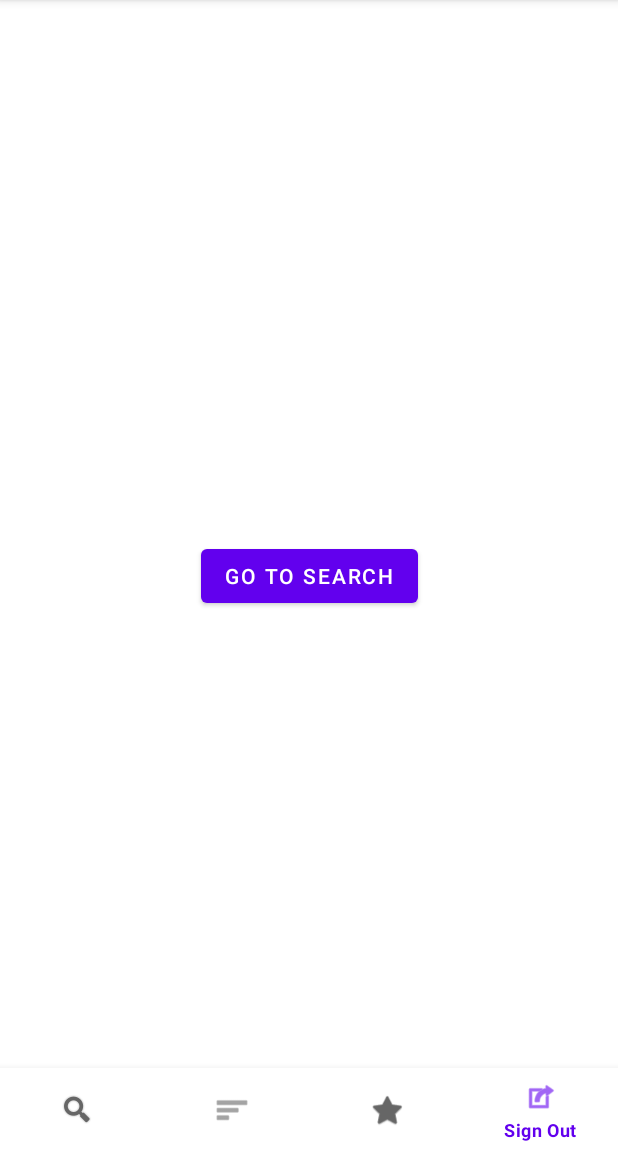
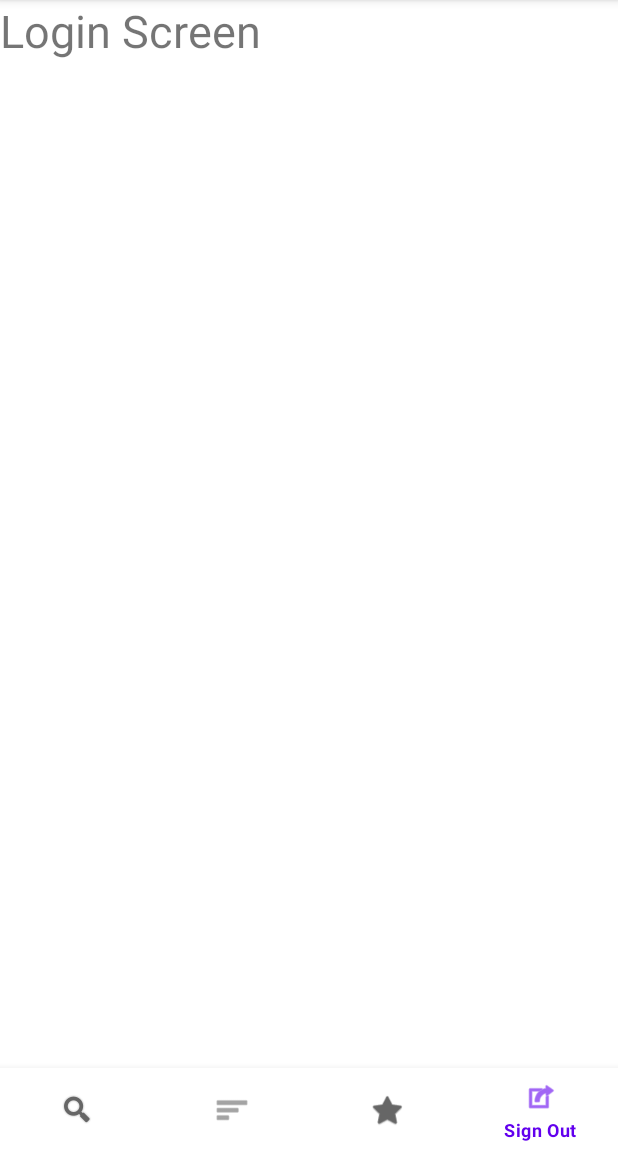
Before and after one commit to OSU-CodePath-Android-Spring-2022/real-estate-app, an Android app: the screen it shows after launch (MainActivity), item 4 of the bottom bar chosen, on a phone screen of 412 x 824 dp, the part 84-1236 px from its top. Run offline under Robolectric (Android 15) with nearby library versions, the phone set to English and light mode, and no system bars.

Commit message:
Create and display fragments

```diff
--- a/app/build.gradle
+++ b/app/build.gradle
@@ -37,6 +37,7 @@ dependencies {
     implementation 'androidx.appcompat:appcompat:1.4.1'
     implementation 'com.google.android.material:material:1.5.0'
     implementation 'androidx.constraintlayout:constraintlayout:2.1.3'
+    implementation 'androidx.legacy:legacy-support-v4:1.0.0'
     testImplementation 'junit:junit:4.13.2'
     androidTestImplementation 'androidx.test.ext:junit:1.1.3'
     androidTestImplementation 'androidx.test.espresso:espresso-core:3.4.0'
--- a/app/src/main/java/com/example/realestateapp/MainActivity.kt
+++ b/app/src/main/java/com/example/realestateapp/MainActivity.kt
@@ -1,42 +1,49 @@
 package com.example.realestateapp
 
-import android.content.Intent
 import androidx.appcompat.app.AppCompatActivity
 import android.os.Bundle
-import android.view.View
-import android.widget.Toast
+import androidx.fragment.app.Fragment
+import androidx.fragment.app.FragmentManager
+import com.example.realestateapp.fragments.LoginFragment
+import com.example.realestateapp.fragments.ResultsFragment
+import com.example.realestateapp.fragments.SearchFragment
+import com.example.realestateapp.fragments.WishlistFragment
 import com.google.android.material.bottomnavigation.BottomNavigationView
 
 class MainActivity : AppCompatActivity() {
     override fun onCreate(savedInstanceState: Bundle?) {
         super.onCreate(savedInstanceState)
         setContentView(R.layout.activity_main)
+
+        val bottomNavigationView: BottomNavigationView = findViewById(R.id.bottom_navigation)
+        val fragmentManager: FragmentManager = supportFragmentManager
+        lateinit var fragmentToShow: Fragment
+
         findViewById<BottomNavigationView>(R.id.bottom_navigation).setOnItemSelectedListener {
             item ->
+
             when (item.itemId) {
                 R.id.action_search -> {
                     // todo: navigate to the search screen
-                    Toast.makeText(this, "Search", Toast.LENGTH_SHORT).show()
+                    fragmentToShow = SearchFragment()
                 }
                 R.id.action_results -> {
                     // todo: navigate to the results screen
-                    Toast.makeText(this, "Results", Toast.LENGTH_SHORT).show()
+                    fragmentToShow = ResultsFragment()
                 }
                 R.id.action_wishlist -> {
                     // todo: navigate to the wishlist screen
-                    Toast.makeText(this, "Wishlist", Toast.LENGTH_SHORT).show()
+                    fragmentToShow = WishlistFragment()
                 }
                 R.id.action_signout -> {
-                    // todo: navigate to the sign out screen
-                    Toast.makeText(this, "Sign Out", Toast.LENGTH_SHORT).show()
+                    // todo: navigate to the login screen
+                    fragmentToShow = LoginFragment()
                 }
             }
+            fragmentManager.beginTransaction().replace(R.id.flContainer, fragmentToShow).commit()
             true
         }
-    }
-
-    fun startSearchActivity(view: View) {
-        val intent = Intent(this, SearchActivity::class.java)
-        startActivity(intent)
+        // Set default fragment to show
+        bottomNavigationView.selectedItemId = R.id.action_search
     }
 }
--- /dev/null
+++ b/app/src/main/java/com/example/realestateapp/fragments/LoginFragment.kt
@@ -0,0 +1,19 @@
+package com.example.realestateapp.fragments
+
+import android.os.Bundle
+import androidx.fragment.app.Fragment
+import android.view.LayoutInflater
+import android.view.View
+import android.view.ViewGroup
+import com.example.realestateapp.R
+
+class LoginFragment : Fragment() {
+
+    override fun onCreateView(
+        inflater: LayoutInflater, container: ViewGroup?,
+        savedInstanceState: Bundle?
+    ): View? {
+        // Inflate the layout for this fragment
+        return inflater.inflate(R.layout.fragment_login, container, false)
+    }
+}
--- /dev/null
+++ b/app/src/main/java/com/example/realestateapp/fragments/SearchFragment.kt
@@ -0,0 +1,25 @@
+package com.example.realestateapp.fragments
+
+import android.content.Intent
+import android.os.Bundle
+import androidx.fragment.app.Fragment
+import android.view.LayoutInflater
+import android.view.View
+import android.view.ViewGroup
+import android.widget.Button
+import com.example.realestateapp.R
+
+class SearchFragment : Fragment() {
+
+    override fun onCreateView(
+        inflater: LayoutInflater, container: ViewGroup?,
+        savedInstanceState: Bundle?
+    ): View? {
+        // Inflate the layout for this fragment
+        return inflater.inflate(R.layout.fragment_search, container, false)
+    }
+
+    override fun onViewCreated(view: View, savedInstanceState: Bundle?) {
+        super.onViewCreated(view, savedInstanceState)
+    }
+}
--- a/app/src/main/res/layout/activity_main.xml
+++ b/app/src/main/res/layout/activity_main.xml
@@ -6,14 +6,13 @@
     android:layout_height="match_parent"
     tools:context=".MainActivity">
 
-    <Button
-        android:layout_width="wrap_content"
-        android:layout_height="wrap_content"
-        android:text="Go To Search"
-        android:onClick="startSearchActivity"
-        app:layout_constraintBottom_toBottomOf="parent"
-        app:layout_constraintLeft_toLeftOf="parent"
-        app:layout_constraintRight_toRightOf="parent"
+    <FrameLayout
+        android:id="@+id/flContainer"
+        android:layout_width="match_parent"
+        android:layout_height="0dp"
+        app:layout_constraintBottom_toTopOf="@+id/bottom_navigation"
+        app:layout_constraintEnd_toEndOf="parent"
+        app:layout_constraintStart_toStartOf="parent"
         app:layout_constraintTop_toTopOf="parent" />
 
     <com.google.android.material.bottomnavigation.BottomNavigationView
--- /dev/null
+++ b/app/src/main/res/layout/fragment_login.xml
@@ -0,0 +1,15 @@
+<?xml version="1.0" encoding="utf-8"?>
+<androidx.constraintlayout.widget.ConstraintLayout xmlns:android="http://schemas.android.com/apk/res/android"
+    xmlns:tools="http://schemas.android.com/tools"
+    android:layout_width="match_parent"
+    android:layout_height="match_parent"
+    tools:context=".fragments.LoginFragment">
+
+    <!-- TODO: Update blank fragment layout -->
+    <TextView
+        android:layout_width="match_parent"
+        android:layout_height="match_parent"
+        android:text="Login Screen"
+        android:textSize="30sp" />
+
+</androidx.constraintlayout.widget.ConstraintLayout>
--- a/app/src/main/res/layout/activity_search.xml
+++ b/app/src/main/res/layout/fragment_search.xml
@@ -1,10 +1,10 @@
 <?xml version="1.0" encoding="utf-8"?>
 <androidx.constraintlayout.widget.ConstraintLayout xmlns:android="http://schemas.android.com/apk/res/android"
+    xmlns:tools="http://schemas.android.com/tools"
     xmlns:app="http://schemas.android.com/apk/res-auto"
-    xmlns:tools="http://schemas.android.com/tools"
     android:layout_width="match_parent"
     android:layout_height="match_parent"
-    tools:context=".MainActivity">
+    tools:context=".fragments.SearchFragment">
 
     <TextView
         android:id="@+id/tvSearchText"
--- a/app/src/main/res/values/strings.xml
+++ b/app/src/main/res/values/strings.xml
@@ -6,4 +6,6 @@
     <string name="results">Results</string>
     <string name="wishlist">Wishlist</string>
     <string name="sign_out">Sign Out</string>
+    <!-- TODO: Remove or change this placeholder text -->
+    <string name="hello_blank_fragment">Hello blank fragment</string>
 </resources>
```
Also changed, not shown: app/src/main/java/com/example/realestateapp/SearchActivity.kt (deleted, +0 -11 lines), app/src/main/java/com/example/realestateapp/fragments/ResultsFragment.kt (added, +19 -0 lines), app/src/main/java/com/example/realestateapp/fragments/SignupFragment.kt (added, +19 -0 lines), app/src/main/java/com/example/realestateapp/fragments/WishlistFragment.kt (added, +19 -0 lines), app/src/main/res/layout/fragment_results.xml (added, +15 -0 lines), app/src/main/res/layout/fragment_signup.xml (added, +15 -0 lines), app/src/main/res/layout/fragment_wishlist.xml (added, +15 -0 lines).
